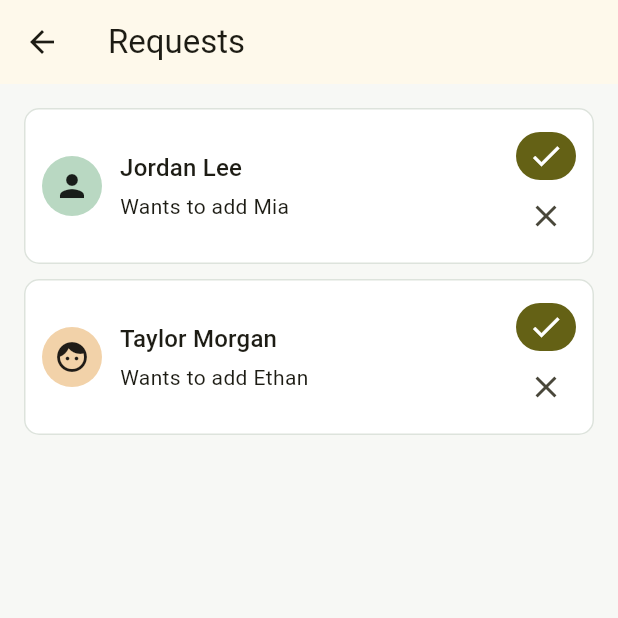
After one commit to pjtsearch/inf151-app, a Flutter app: the screen it shows after launch, after a tap on the "person add alt 1" icon, on a phone screen of 412 x 824 dp, the top half of it. The commit adds this screen. Run offline on Flutter 3.47's test engine with Material 3 defaults, Android fonts, the phone set to English and light mode, and no system bars; our stand-ins replace audioplayers, camera, flutter_dotenv, flutter_local_notifications, flutter_timezone, image_picker and 4 more; missing offline and left inert: barcode, flutter_confetti, flutter_zxing, onboarding_overlay; statements that could not run were skipped.

Commit message:
feat(AccountPage, RequestsPage): Add dummy account page, requests page

```diff
--- a/lib/screens/goals_page.dart
+++ b/lib/screens/goals_page.dart
@@ -16,6 +16,8 @@ import 'manage_children_page.dart';
 import 'print_preview_page.dart';
 import 'scan_card_page.dart';
 import 'settings_page.dart';
+import 'account_page.dart';
+import 'requests_page.dart';
 import '../services/child_storage.dart';
 import '../services/goal_storage.dart';
 import '../services/punch_card_pdf.dart';
@@ -345,6 +347,14 @@ class _GoalsPageState extends State<GoalsPage>
     ),
   );
 
+  Future<void> _openAccount() => Navigator.of(context).push<void>(
+    MaterialPageRoute(builder: (_) => const AccountPage()),
+  );
+
+  Future<void> _openRequests() => Navigator.of(context).push<void>(
+    MaterialPageRoute(builder: (_) => const RequestsPage()),
+  );
+
   Future<bool> _confirmDeleteGoal(Goal goal) async {
     final confirmed = await showDialog<bool>(
       context: context,
@@ -669,6 +679,16 @@ class _GoalsPageState extends State<GoalsPage>
                           onPressed: _loading ? null : _openSettings,
                           icon: const Icon(Icons.settings_outlined),
                         ),
+                        IconButton(
+                          tooltip: 'Requests',
+                          onPressed: _loading ? null : _openRequests,
+                          icon: const Icon(Icons.person_add_alt_1_outlined),
+                        ),
+                        IconButton(
+                          tooltip: 'Account',
+                          onPressed: _loading ? null : _openAccount,
+                          icon: const Icon(Icons.account_circle_outlined),
+                        ),
                       ],
                     ],
                     bottom: _loading
--- /dev/null
+++ b/lib/screens/requests_page.dart
@@ -0,0 +1,119 @@
+import 'package:flutter/material.dart';
+
+class RequestsPage extends StatefulWidget {
+  const RequestsPage({super.key});
+
+  @override
+  State<RequestsPage> createState() => _RequestsPageState();
+}
+
+class _RequestsPageState extends State<RequestsPage> {
+  final _requests = <_ChildRequest>[
+    const _ChildRequest(
+      name: 'Jordan Lee',
+      child: 'Mia',
+      icon: Icons.person,
+      color: Color(0xFFB9D8C2),
+    ),
+    const _ChildRequest(
+      name: 'Taylor Morgan',
+      child: 'Ethan',
+      icon: Icons.face_rounded,
+      color: Color(0xFFF2D2A9),
+    ),
+  ];
+
+  void _respond(_ChildRequest request, bool accepted) {
+    setState(() => _requests.remove(request));
+    ScaffoldMessenger.of(context).showSnackBar(
+      SnackBar(
+        content: Text(
+          accepted
+              ? 'Request from ${request.name} accepted.'
+              : 'Request from ${request.name} denied.',
+        ),
+      ),
+    );
+  }
+
+  @override
+  Widget build(BuildContext context) {
+    return Scaffold(
+      appBar: AppBar(title: const Text('Requests')),
+      body: SafeArea(
+        child: Center(
+          child: ConstrainedBox(
+            constraints: const BoxConstraints(maxWidth: 600),
+            child: _requests.isEmpty
+                ? const Center(child: Text('No requests right now.'))
+                : ListView.separated(
+                    padding: const EdgeInsets.all(16),
+                    itemCount: _requests.length,
+                    separatorBuilder: (_, _) => const SizedBox(height: 10),
+                    itemBuilder: (context, index) {
+                      final request = _requests[index];
+                      return Card(
+                        child: Padding(
+                          padding: const EdgeInsets.all(12),
+                          child: Row(
+                            children: [
+                              CircleAvatar(
+                                backgroundColor: request.color,
+                                child: Icon(request.icon, color: Colors.black87),
+                              ),
+                              const SizedBox(width: 12),
+                              Expanded(
+                                child: Column(
+                                  crossAxisAlignment: CrossAxisAlignment.start,
+                                  children: [
+                                    Text(request.name,
+                                        style: Theme.of(context).textTheme.titleMedium),
+                                    const SizedBox(height: 3),
+                                    Text('Wants to add ${request.child}'),
+                                  ],
+                                ),
+                              ),
+                              const SizedBox(width: 8),
+                              Column(
+                                mainAxisSize: MainAxisSize.min,
+                                children: [
+                                  IconButton.filled(
+                                    tooltip: 'Accept request',
+                                    visualDensity: VisualDensity.compact,
+                                    onPressed: () => _respond(request, true),
+                                    icon: const Icon(Icons.check),
+                                  ),
+                                  IconButton(
+                                    tooltip: 'Deny request',
+                                    visualDensity: VisualDensity.compact,
+                                    onPressed: () => _respond(request, false),
+                                    icon: const Icon(Icons.close),
+                                  ),
+                                ],
+                              ),
+                            ],
+                          ),
+                        ),
+                      );
+                    },
+                  ),
+          ),
+        ),
+      ),
+    );
+  }
+}
+
+class _ChildRequest {
+  const _ChildRequest({
+    required this.name,
+    required this.child,
+    required this.icon,
+    required this.color,
+  });
+
+  final String name;
+  final String child;
+  final IconData icon;
+  final Color color;
+}
```
Also changed, not shown: lib/screens/account_page.dart (added, +136 -0 lines).
